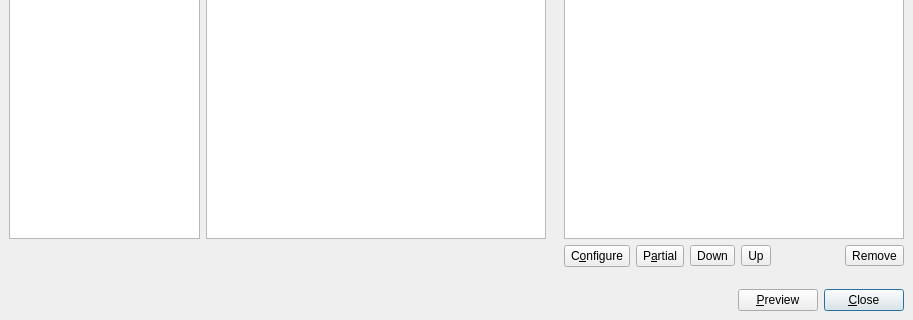
Qt form avidemux/qt4/ADM_userInterfaces/ADM_filters/mainfilter.ui (mean00/avidemux2) before a commit; both pictures show x 0 to 913 and y 225 to 545 of the 913 by 545 pixel window.
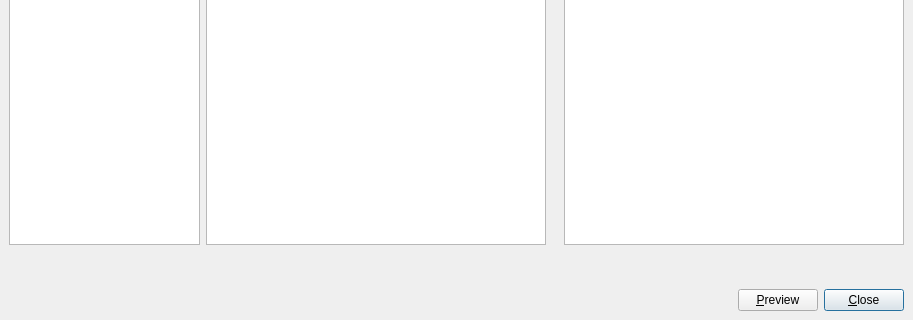
The same form after that commit. Icons and pictures are not drawn.

Commit message: [filter/qt4] simplify ui

Diff of the .ui file:
```diff
--- a/avidemux/qt4/ADM_userInterfaces/ADM_filters/mainfilter.ui
+++ b/avidemux/qt4/ADM_userInterfaces/ADM_filters/mainfilter.ui
@@ -109,54 +109,6 @@
        <property name="margin">
         <number>0</number>
        </property>
-       <item>
-        <widget class="QToolButton" name="toolButtonConfigure">
-         <property name="sizePolicy">
-          <sizepolicy hsizetype="Fixed" vsizetype="Preferred">
-           <horstretch>0</horstretch>
-           <verstretch>0</verstretch>
-          </sizepolicy>
-         </property>
-         <property name="text">
-          <string>C&amp;onfigure</string>
-         </property>
-        </widget>
-       </item>
-       <item>
-        <widget class="QToolButton" name="toolButtonPartial">
-         <property name="sizePolicy">
-          <sizepolicy hsizetype="Fixed" vsizetype="Preferred">
-           <horstretch>0</horstretch>
-           <verstretch>0</verstretch>
-          </sizepolicy>
-         </property>
-         <property name="text">
-          <string>P&amp;artial</string>
-         </property>
-        </widget>
-       </item>
-       <item>
-        <widget class="QToolButton" name="toolButtonDown">
-         <property name="text">
-          <string>Down</string>
-         </property>
-         <property name="icon">
-          <iconset resource="filter.qrc">
-           <normaloff>:/new/prefix1/common/ADM_icons/videoFilter/down.png</normaloff>:/new/prefix1/common/ADM_icons/videoFilter/down.png</iconset>
-         </property>
-        </widget>
-       </item>
-       <item>
-        <widget class="QToolButton" name="toolButtonUp">
-         <property name="text">
-          <string>Up</string>
-         </property>
-         <property name="icon">
-          <iconset resource="filter.qrc">
-           <normaloff>:/new/prefix1/common/ADM_icons/videoFilter/up.png</normaloff>:/new/prefix1/common/ADM_icons/videoFilter/up.png</iconset>
-         </property>
-        </widget>
-       </item>
        <item>
         <spacer>
          <property name="orientation">
@@ -170,17 +122,6 @@
          </property>
         </spacer>
        </item>
-       <item>
-        <widget class="QToolButton" name="pushButtonRemove">
-         <property name="text">
-          <string>Remove</string>
-         </property>
-         <property name="icon">
-          <iconset resource="filter.qrc">
-           <normaloff>:/new/prefix1/common/ADM_icons/videoFilter/remove.png</normaloff>:/new/prefix1/common/ADM_icons/videoFilter/remove.png</iconset>
-         </property>
-        </widget>
-       </item>
       </layout>
      </item>
      <item row="5" column="2" colspan="2">
```
Left out of the diff: 5 changed lines with no effect on the pictures. The commit also changes 2 other files.
